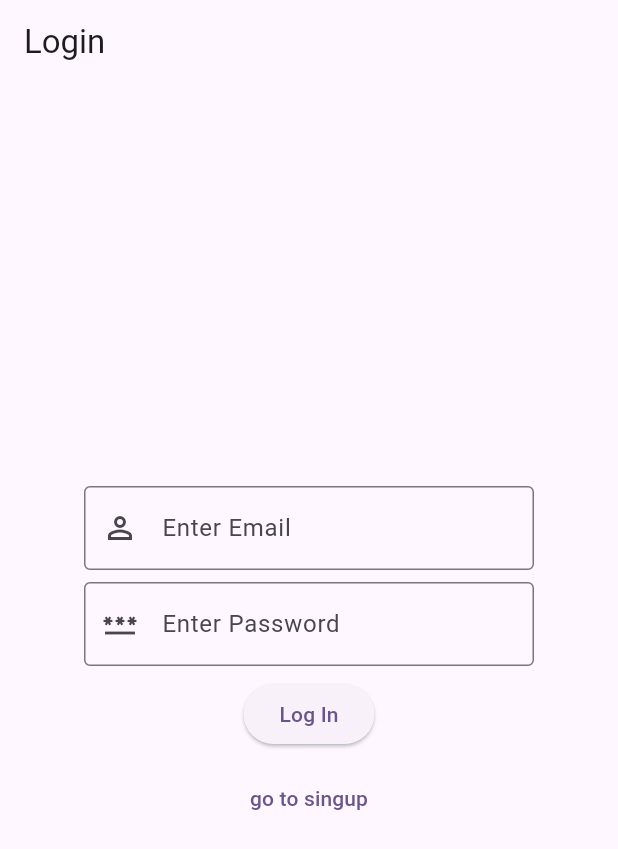
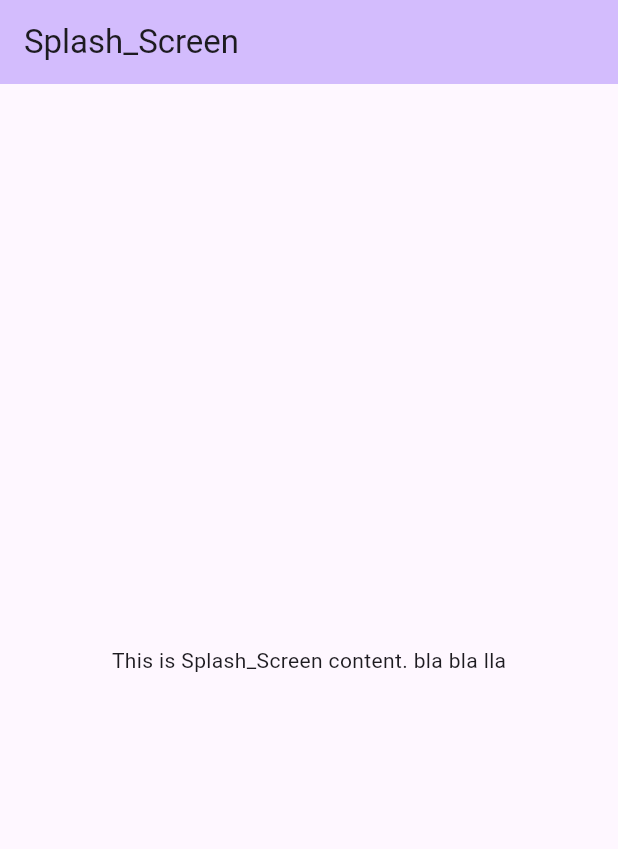
Before and after one commit to priyalpatel2709/flutter-projects, a Flutter app: the first screen one second after launch, on a phone screen of 412 x 824 dp. Shown: the top 849 px of the screen. Run offline on Flutter 3.47's test engine with Material 2 defaults, Android fonts, the phone set to English and light mode, and no system bars; our stand-ins replace flutter_slidable, hive, hive_flutter, shared_preferences, socket_io_client; accounts and stored records are empty.

Commit message:
route update

```diff
--- a/aapni_vato/lib/main.dart
+++ b/aapni_vato/lib/main.dart
@@ -5,9 +5,11 @@ import 'package:hive/hive.dart';
 import 'package:hive_flutter/adapters.dart';
 
 import 'data/useradpater.dart';
-import 'pages/login.dart';
-import 'pages/singup.dart';
-import 'pages/splace_screen.dart';
+import 'pages/login_page.dart';
+import 'pages/singup_page.dart';
+import 'pages/splash_screen.dart';
+import 'route/route.dart';
+import 'route/routes_name.dart';
 
 void main() async {
   Hive.registerAdapter(UserAdapter());
@@ -26,7 +28,8 @@ class MyApp extends StatelessWidget {
         colorScheme: ColorScheme.fromSeed(seedColor: Colors.deepPurple),
         useMaterial3: true,
       ),
-      home: Login(),
+      initialRoute: RoutesName.Splash_Screen,
+      onGenerateRoute: Routes.generateRoute,
     );
   }
 }
--- /dev/null
+++ b/aapni_vato/lib/pages/splash_screen.dart
@@ -0,0 +1,50 @@
+// ignore_for_file: prefer_const_constructors, library_private_types_in_public_api
+
+import 'package:flutter/material.dart';
+import 'package:hive/hive.dart';
+
+import '../data/database.dart';
+import '../route/routes_name.dart';
+
+class Splash_Screen extends StatefulWidget {
+  const Splash_Screen({Key? key}) : super(key: key);
+
+  @override
+  _Splash_ScreenState createState() => _Splash_ScreenState();
+}
+
+class _Splash_ScreenState extends State<Splash_Screen> {
+  final _mybox = Hive.box('user_info');
+
+@override
+  void initState() {
+    // TODO: implement initState
+    super.initState();
+    wharetogo();
+  }
+
+  void wharetogo() async {
+    Future.delayed(Duration(seconds: 2), () {
+      // Navigator.pushReplacementNamed(context, RoutesName.Chatpage);
+
+      if (_mybox.get("user") == null) {
+        Navigator.pushReplacementNamed(context, RoutesName.Login);
+      } else {
+        Navigator.pushReplacementNamed(context, RoutesName.Chatpage);
+      }
+    });
+  }
+
+  @override
+  Widget build(BuildContext context) {
+    return Scaffold(
+      appBar: AppBar(
+        title: Text('Splash_Screen'),
+        backgroundColor: Theme.of(context).colorScheme.inversePrimary,
+      ),
+      body: Center(
+        child: Text('This is Splash_Screen content. bla bla lla'),
+      ),
+    );
+  }
+}
--- /dev/null
+++ b/aapni_vato/lib/route/route.dart
@@ -0,0 +1,33 @@
+import '../pages/chat_page.dart';
+import '../pages/login_page.dart';
+import '../pages/singup_page.dart';
+import '../pages/splash_screen.dart';
+import 'routes_name.dart';
+import 'package:flutter/material.dart';
+
+class Routes {
+  late RoutesName routesName;
+
+  static Route<dynamic> generateRoute(RouteSettings settings) {
+    switch (settings.name) {
+      case RoutesName.Splash_Screen:
+        return MaterialPageRoute(builder: (context) => Splash_Screen());
+
+      case RoutesName.Login :
+        return   MaterialPageRoute(builder: (context) => Login());
+
+      case RoutesName.Singup :
+        return   MaterialPageRoute(builder: (context) => Singup());
+
+      case RoutesName.Chatpage :
+        return   MaterialPageRoute(builder: (context) => Chatpage());
+
+      default:
+        return MaterialPageRoute(
+          builder: (context) => const Scaffold(
+            body: Center(child: Text("No route found")),
+          ),
+        );
+    }
+  }
+}
--- /dev/null
+++ b/aapni_vato/lib/route/routes_name.dart
@@ -0,0 +1,6 @@
+class RoutesName {
+  static const String Splash_Screen = 'Splash_Screen';
+  static const String Chatpage = 'Chat_page';
+  static const String Login = 'Login';
+  static const String Singup = 'Singup';
+}
```
Also changed, not shown: aapni_vato/lib/pages/chat_page.dart (added, +71 -0 lines), aapni_vato/lib/pages/chatpage.dart (deleted, +0 -51 lines), aapni_vato/lib/pages/login_page.dart (renamed from aapni_vato/lib/pages/login.dart, +4 -6 lines), aapni_vato/lib/pages/singup_page.dart (renamed from aapni_vato/lib/pages/singup.dart, +4 -6 lines), aapni_vato/lib/pages/splace_screen.dart (deleted, +0 -25 lines).
